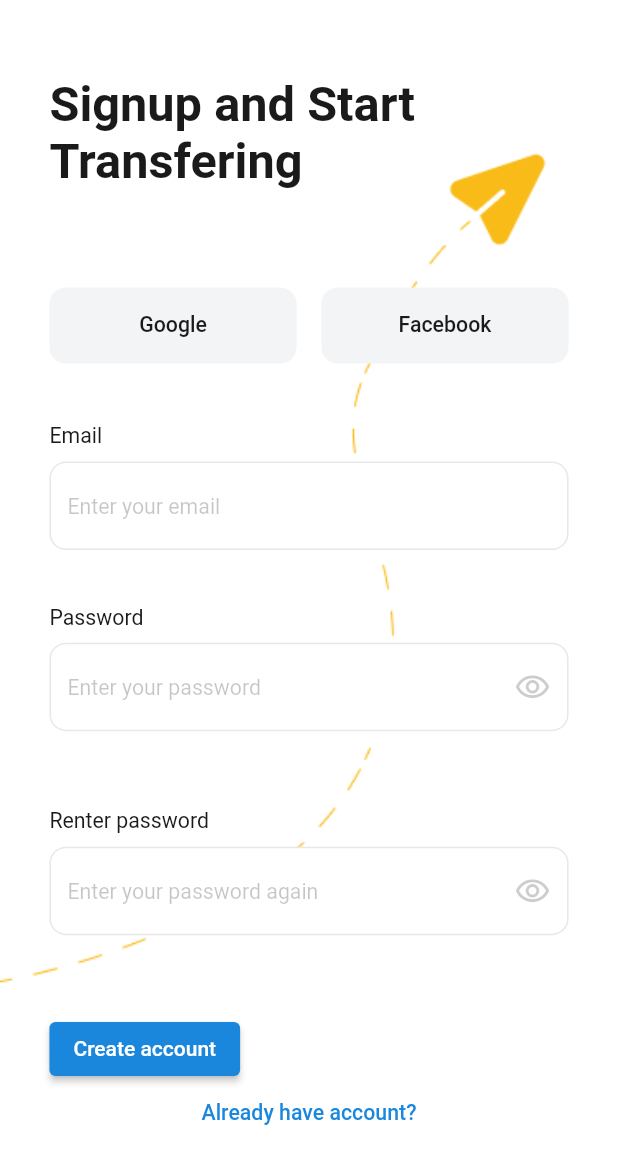
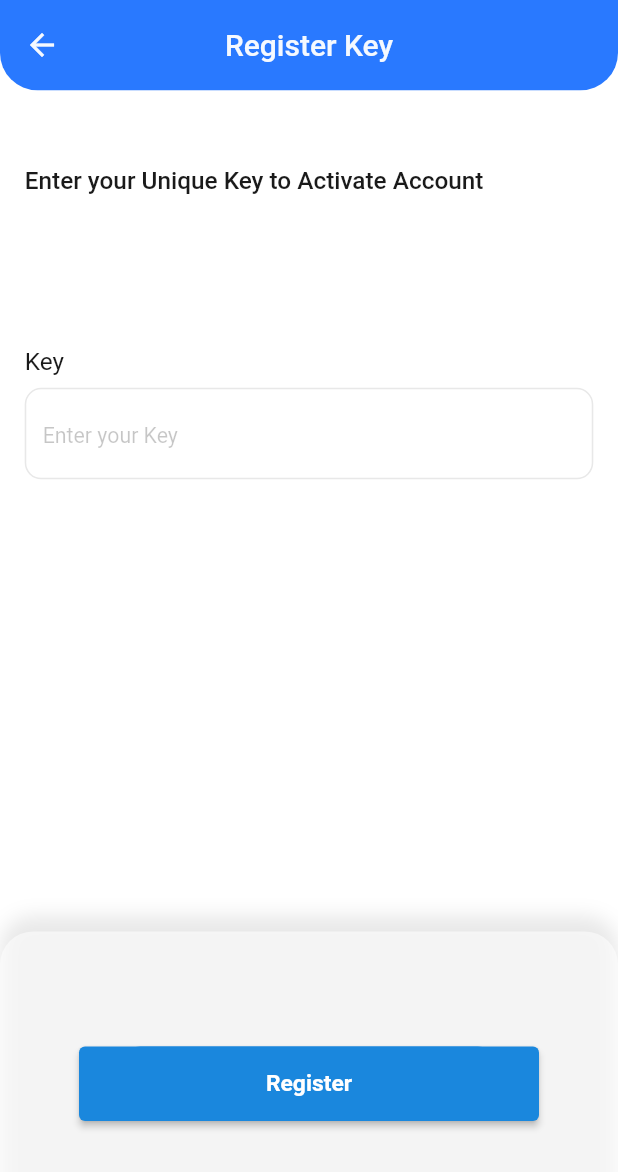
Before and after one commit to Josepaul2k01/secure-trans, a Flutter app: the SignupScreen screen opened directly, after a tap on "Create account", on a phone screen of 412 x 824 dp. Shown: the top 1172 px of the screen. Run offline on Flutter 3.47's test engine with Material 2 defaults, Android fonts, the phone set to English and light mode, and no system bars; our stand-ins replace flutter_screenutil, flutter_svg; Roboto replaces fonts that are missing (SF-Pro-Rounded).

Commit message:
first commit

```diff
--- a/lib/main.dart
+++ b/lib/main.dart
@@ -1,6 +1,7 @@
 import 'package:flutter/material.dart';
 import 'package:flutter_screenutil/flutter_screenutil.dart';
 import 'package:flutter_svg/flutter_svg.dart';
+import 'package:pay_now/screens/cards_screen.dart';
 import 'package:pay_now/screens/contacts_screen.dart';
 import 'package:pay_now/screens/home_screen.dart';
 import 'package:pay_now/screens/info_screen.dart';
@@ -43,7 +44,8 @@ class MyApp extends StatelessWidget {
           )),
           fontFamily: 'SF-Pro-Rounded',
         ),
-        home: SplashScreen(),
+        home: CardsScreen(),
+        //SplashScreen(),
       ),
     );
   }
--- a/lib/screens/home_screen.dart
+++ b/lib/screens/home_screen.dart
@@ -70,14 +70,14 @@ class HomeScreen extends StatelessWidget {
         Stack(
           children: [
             Container(
-              height: 262.h,
-              width: 375.w,
+              height: 300.h,
+              width: 400.w,
               decoration: BoxDecoration(
                 color: Theme.of(context).colorScheme.primary,
               ),
             ),
             CustomPaint(
-              size: Size(375.w, 262.h),
+              size: Size(400.w, 300.h),
               painter: DrawTriangleShape(),
             ),
             Positioned(
@@ -92,12 +92,12 @@ class HomeScreen extends StatelessWidget {
                       "Dashboard",
                       style: TextStyle(
                         color: Colors.white,
-                        fontSize: 20.sp,
-                        fontWeight: FontWeight.w500,
+                        fontSize: 30.sp,
+                        fontWeight: FontWeight.w700,
                       ),
                     ),
                     CircleAvatar(
-                      radius: 20.w,
+                      radius: 30.w,
                       backgroundImage:
                           const AssetImage("assets/images/Profile Picture.png"),
                     ),
@@ -110,9 +110,9 @@ class HomeScreen extends StatelessWidget {
               child: Padding(
                 padding: EdgeInsets.symmetric(horizontal: 30.w),
                 child: Text(
-                  "Hi, Amanda!",
+                  "Hi, ANN!",
                   style: TextStyle(
-                    color: Colors.white.withOpacity(0.5),
+                    color: Colors.white.withOpacity(0.8),
                     fontSize: 16.sp,
                     fontWeight: FontWeight.w500,
                   ),
--- a/lib/screens/login_screen.dart
+++ b/lib/screens/login_screen.dart
@@ -1,6 +1,9 @@
 import 'package:flutter/material.dart';
 import 'package:flutter_screenutil/flutter_screenutil.dart';
+import 'package:pay_now/screens/home_screen.dart';
 import 'package:pay_now/screens/profile_screen.dart';
+import 'package:pay_now/screens/reset1.dart';
+import 'package:pay_now/screens/reset_password_screen.dart';
 import 'package:pay_now/widgets/primary_button.dart';
 import 'package:pay_now/widgets/vertical_spacer.dart';
 
@@ -181,7 +184,7 @@ class LoginScreen extends StatelessWidget {
     if (_username == _password) {
       //final _sharedprefes = await SharedPreferences.getInstance();
       //await _sharedprefes.setBool(Save_key,true);
-      Navigator.of(ctx).pushReplacement(MaterialPageRoute(builder: (ctx1)=>ProfileScreen()));
+      Navigator.of(ctx).pushReplacement(MaterialPageRoute(builder: (ctx1)=>HomeScreen()));
     } else {
       final _errorMessage = 'Username password doesnot match';
         ScaffoldMessenger.of(ctx).showSnackBar(SnackBar(
--- /dev/null
+++ b/lib/screens/reset1.dart
@@ -0,0 +1,138 @@
+import 'package:flutter/material.dart';
+import 'package:flutter_screenutil/flutter_screenutil.dart';
+import 'package:flutter_svg/flutter_svg.dart';
+import 'package:pay_now/main.dart';
+import 'package:pay_now/widgets/vertical_spacer.dart';
+
+class ResetPasswordScreen1 extends StatelessWidget {
+  const ResetPasswordScreen1({Key? key}) : super(key: key);
+
+  @override
+  Widget build(BuildContext context) {
+    return Scaffold(
+      backgroundColor: Colors.white,
+      appBar:AppBar(
+        title:Text("Register Key"),
+        titleSpacing: 00.0,
+        centerTitle: true,
+        toolbarHeight: 60.2,
+        toolbarOpacity: 0.8,
+        shape: const RoundedRectangleBorder(
+          borderRadius: BorderRadius.only(
+              bottomRight: Radius.circular(25),
+              bottomLeft: Radius.circular(25)),
+        ),
+        elevation: 0.00,
+        backgroundColor: Colors.blueAccent[400],
+      ),
+      body: Column(
+        //mainAxisAlignment: MainAxisAlignment.start,
+        //crossAxisAlignment: CrossAxisAlignment.start,
+        children: [
+          const VerticalSpacer(height: 50),
+          Padding(
+            padding: EdgeInsets.symmetric(horizontal: 15.w),
+            child: Column(
+              crossAxisAlignment: CrossAxisAlignment.start,
+
+              children: [
+                Text(
+                  "Enter your Unique Key to Activate Account",
+                  style: TextStyle(
+                    fontSize: 16.sp,
+                    color: const Color(0xFF1A1A1A),
+                    fontWeight: FontWeight.w500,
+                  ),
+                ),
+                const VerticalSpacer(height: 100),
+                Text(
+                  "Key",
+                  style: TextStyle(
+                    fontSize: 16.sp,
+                    color: const Color(0xFF1A1A1A),
+                  ),
+                ),
+                const VerticalSpacer(height:8),
+                TextFormField(
+                  keyboardType: TextInputType.number,
+                  style: TextStyle(
+                    fontSize: 18.sp,
+                    color: Theme.of(context).colorScheme.primary,
+                  ),
+                  cursorColor: Theme.of(context).colorScheme.primary,
+                  decoration: InputDecoration(
+                    hintText: "Enter your Key",
+                    hintStyle: TextStyle(
+                      fontSize: 14.sp,
+                      color: const Color(0xFF1A1A1A).withOpacity(0.2494),
+                    ),
+                    filled: true,
+                    fillColor: Colors.white,
+                    enabledBorder: OutlineInputBorder(
+                      borderRadius: BorderRadius.circular(10.w),
+                      borderSide: BorderSide(
+                        color: const Color(0xFF1A1A1A).withOpacity(0.1),
+                        width: 1.sp,
+                      ),
+                    ),
+                    focusedBorder: OutlineInputBorder(
+                      borderRadius: BorderRadius.circular(10.w),
+                      borderSide: BorderSide(
+                        color: Theme.of(context).colorScheme.primary,
+                        width: 1.sp,
+                      ),
+                    ),
+                  ),
+                ),
+              ],
+            ),
+          )
+        ],
+      ),
+      bottomNavigationBar: Container(
+        height: 200.h,
+        width: 375.w,
+        decoration: BoxDecoration(
+          color: Colors.white54,
+          borderRadius: BorderRadius.only(
+            topLeft: Radius.circular(20.w),
+            topRight: Radius.circular(20.w),
+          ),
+          boxShadow: [
+            BoxShadow(
+              color: Colors.black.withOpacity(0.09),
+              offset: const Offset(0, -10),
+              blurRadius: 10,
+            ),
+          ],
+        ),
+        child: Center(
+          child: ElevatedButton(
+            onPressed: (){},
+            child: Container(
+              height: 49.h,
+              width: 250.w,
+              decoration: BoxDecoration(
+                borderRadius: BorderRadius.circular(60),
+                color: Theme.of(context).colorScheme.primary,
+              ),
+              child: Row(
+                mainAxisAlignment: MainAxisAlignment.center,
+                children: [
+                  Text(
+                    "Register",
+                    style: TextStyle(
+                      fontSize: 15.sp,
+                      fontWeight: FontWeight.bold,
+                      color: Colors.white,
+                    ),
+                  ),
+                ],
+              ),
+            ),
+          ),
+        ),
+      ),
+    );
+  }
+}
--- a/lib/screens/reset_password_screen.dart
+++ b/lib/screens/reset_password_screen.dart
@@ -123,7 +123,7 @@ class ResetPasswordScreen extends StatelessWidget {
         ),
       ),
       bottomNavigationBar: Container(
-        height: 81.h,
+        height: 200.h,
         width: 375.w,
         decoration: BoxDecoration(
           color: Colors.white,
--- a/lib/screens/signup_screen.dart
+++ b/lib/screens/signup_screen.dart
@@ -1,6 +1,7 @@
 import 'package:flutter/material.dart';
 import 'package:flutter_screenutil/flutter_screenutil.dart';
 import 'package:pay_now/screens/login_screen.dart';
+import 'package:pay_now/screens/reset1.dart';
 import 'package:pay_now/widgets/primary_button.dart';
 import 'package:pay_now/widgets/vertical_spacer.dart';
 
@@ -181,7 +182,11 @@ class SignupScreen extends StatelessWidget {
               ),
               const VerticalSpacer(height: 20),
               ElevatedButton(child:Text("Create account"),
-              onPressed: (){},),
+              onPressed: (){
+                Navigator.of(context).push(MaterialPageRoute(builder: (context) {
+      return ResetPasswordScreen1();
+    }));
+              },),
               const VerticalSpacer(height: 10),
               Expanded(
                 flex:1,
```
